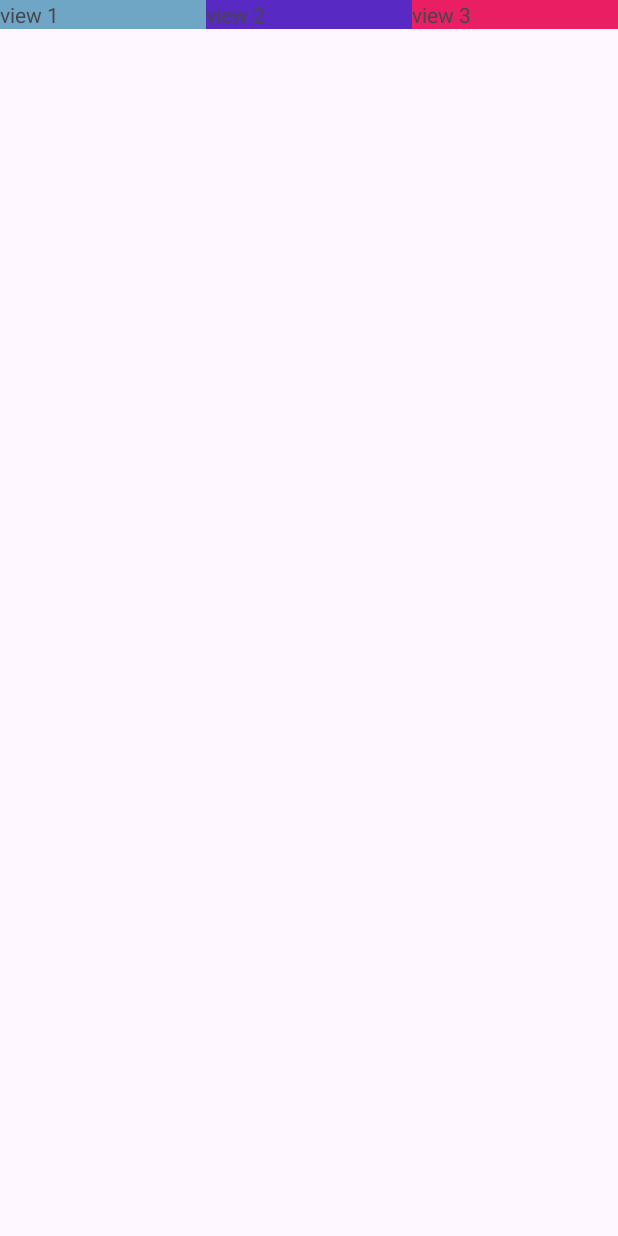
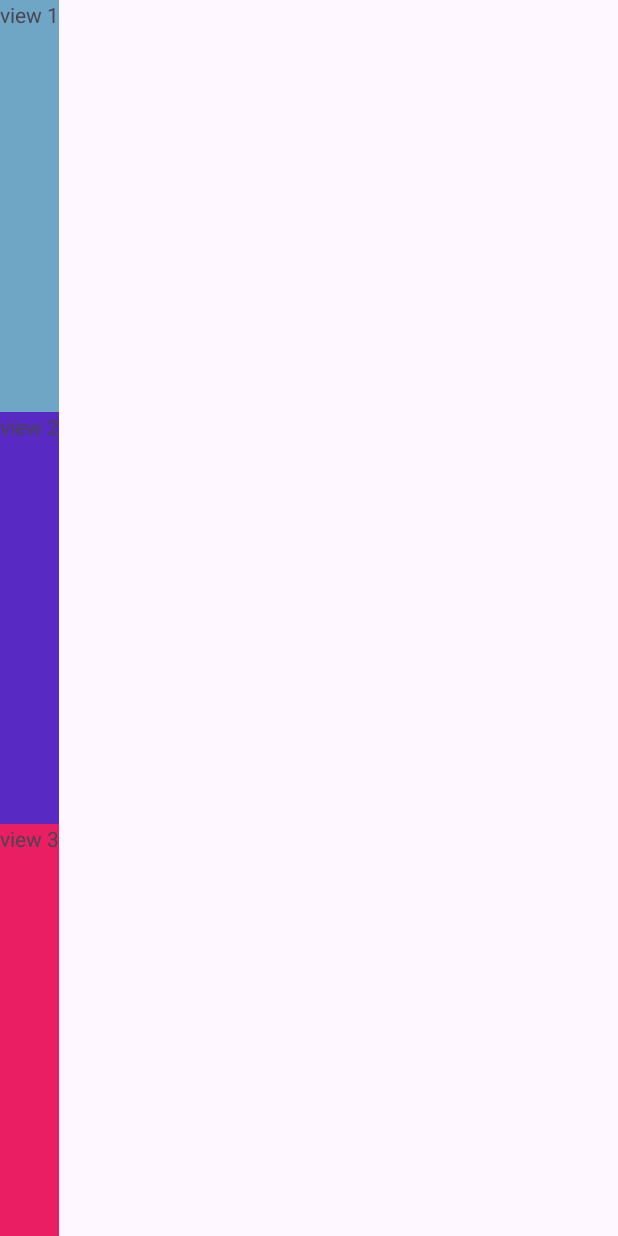
Before and after one commit to kynguyen93/Helloword08012024, an Android app: the screen it shows after launch (MainActivity), on a phone screen of 412 x 824 dp. Run offline under Robolectric (Android 15) with nearby library versions, the phone set to English and light mode, and no system bars.

Commit message:
test weightSum

```diff
--- a/app/src/main/res/layout/activity_main.xml
+++ b/app/src/main/res/layout/activity_main.xml
@@ -4,26 +4,27 @@
     xmlns:tools="http://schemas.android.com/tools"
     android:layout_width="match_parent"
     android:layout_height="match_parent"
-    android:orientation="horizontal"
+    android:orientation="vertical"
+    android:weightSum="3"
     tools:context=".MainActivity">
 
     <TextView
-        android:layout_width="0dp"
-        android:layout_height="wrap_content"
+        android:layout_width="wrap_content"
+        android:layout_height="0dp"
         android:layout_weight="1"
         android:background="#70A6C5"
         android:text="view 1" />
 
     <TextView
-        android:layout_width="0dp"
-        android:layout_height="wrap_content"
+        android:layout_width="wrap_content"
+        android:layout_height="0dp"
         android:layout_weight="1"
         android:background="#5829C3"
         android:text="view 2" />
 
     <TextView
-        android:layout_width="0dp"
-        android:layout_height="wrap_content"
+        android:layout_width="wrap_content"
+        android:layout_height="0dp"
         android:layout_weight="1"
         android:background="#E91E63"
         android:text="view 3" />
```
